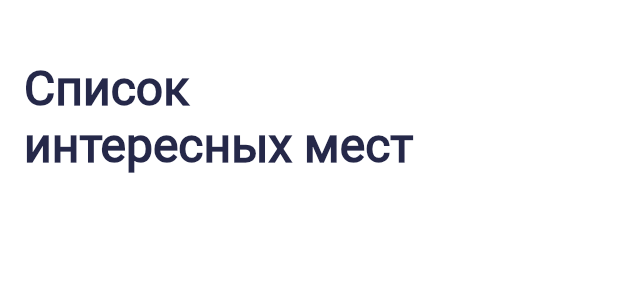
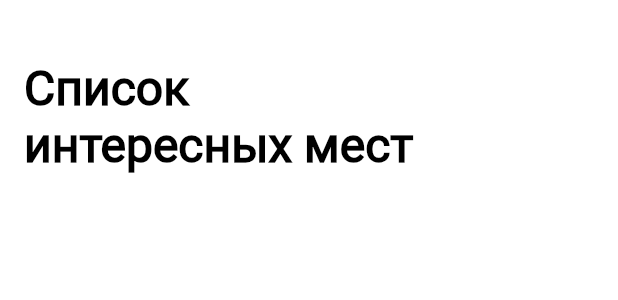
Before and after one commit to movchanmi-surf-flutter/homework1, a Flutter app: the MyAppBar widget shown alone on an empty page, opened directly, on a phone screen of 412 x 824 dp. Shown: the top 300 px of the screen. Run offline on Flutter 3.47's test engine with Material 2 defaults, Android fonts, the phone set to English and light mode, and no system bars; network calls fail.

Commit message:
'Features: HomeWork - added themes'

```diff
--- /dev/null
+++ b/lib/ui/screens/res/themes.dart
@@ -0,0 +1,118 @@
+import 'package:flutter/material.dart';
+
+abstract class AppThemes{
+  static ThemeData lightTheme = ThemeData(
+    backgroundColor: Color(0xFFF5F5F5), iconTheme: const IconThemeData(
+        color: Color(0xFF252849),
+      ),
+    progressIndicatorTheme: ProgressIndicatorThemeData(
+      color: Colors.black,
+    ),
+    appBarTheme: AppBarTheme(
+      color: Colors.white,
+      elevation: 0.0,
+      shadowColor: Colors.transparent,
+    ),
+    brightness: Brightness.light,
+    scaffoldBackgroundColor: Colors.white,
+      bottomNavigationBarTheme: const BottomNavigationBarThemeData(
+        selectedItemColor: Color(0xFF252849),
+        unselectedItemColor: Color(0xFF3B3E5B),
+      ),
+    tabBarTheme: TabBarTheme(
+      unselectedLabelColor: Color(0xFF7C7E92),
+      labelColor:  Color(0xFF3B3E5B),
+      labelStyle: TextStyle(
+        fontFamily: 'Roboto',
+        fontSize: 14,
+        fontWeight: FontWeight.w700,
+      ),
+    ),
+      textTheme: const TextTheme(
+          headline1: TextStyle(
+            color: Colors.black,
+            fontWeight: FontWeight.w700,
+            fontSize: 32,
+          ),
+          headline2: TextStyle(
+            color: Colors.black,
+            fontWeight: FontWeight.w700,
+            fontSize: 24,
+          ),
+          headline3: TextStyle(
+            color: Color(0xFF7C7E92),
+            fontSize: 14,
+            fontWeight: FontWeight.w700,
+          ),
+          headline4: TextStyle(
+            color: Color.fromRGBO(124, 126, 146, 0.56),
+            fontWeight: FontWeight.w400,
+            fontSize: 14,
+          ),
+          headline5: TextStyle(
+            color: Colors.black,
+            fontWeight: FontWeight.w400,
+            fontSize: 14,
+          )
+      ),
+    fontFamily: 'Roboto'
+  );
+
+  static ThemeData darkTheme = ThemeData(
+      backgroundColor: const Color(0xFF3B3F5B),
+    fontFamily: 'Roboto',
+      progressIndicatorTheme: const ProgressIndicatorThemeData(
+        color: Colors.white,
+      ),
+    brightness: Brightness.dark,
+    appBarTheme: const AppBarTheme(
+      color: Color(0xFF21222C),elevation:0.0,shadowColor: Colors.transparent
+    ),
+    scaffoldBackgroundColor: const Color(0xFF21222C),
+    iconTheme: const IconThemeData(
+      color: Colors.white,
+    ),
+    bottomNavigationBarTheme: BottomNavigationBarThemeData(
+      selectedItemColor: Colors.white,
+      unselectedItemColor: Colors.white.withOpacity(0.3),
+      backgroundColor: const Color(0xFF252849),
+    ),
+      textTheme: const TextTheme(
+        headline1: TextStyle(
+          color: Colors.white,
+          fontWeight: FontWeight.w700,
+          fontSize: 32,
+        ),
+        headline2: TextStyle(
+          color: Colors.white,
+          fontWeight: FontWeight.w700,
+          fontSize: 24,
+        ),
+        headline3: TextStyle(
+          color: Color(0xFF7C7E92),
+          fontSize: 14,
+          fontWeight: FontWeight.w700,
+        ),
+        headline4: TextStyle(
+          color: Color.fromRGBO(124, 126, 146, 0.56),
+          fontWeight: FontWeight.w400,
+          fontSize: 14,
+        ),
+        headline5: TextStyle(
+          color: Colors.white,
+          fontWeight: FontWeight.w400,
+          fontSize: 14,
+        )
+  ),
+
+    tabBarTheme: TabBarTheme(
+      unselectedLabelColor: Color(0xFF7C7E92),
+      labelColor: Colors.white,
+      labelStyle: TextStyle(
+        fontFamily: 'Roboto',
+        fontSize: 14,
+        fontWeight: FontWeight.w700,
+      ),
+    )
+  );
+}
--- a/lib/ui/screen/sight_list_screen.dart
+++ b/lib/ui/screens/sight_list_screen.dart
@@ -1,6 +1,6 @@
 import 'package:flutter/material.dart';
 import 'package:places/mocks.dart';
-import 'package:places/ui/screen/sight_card.dart';
+import 'package:places/ui/screens/sight_card.dart';
 
 class SightListScreen extends StatefulWidget {
   const SightListScreen({Key? key}) : super(key: key);
@@ -12,7 +12,6 @@ class SightListScreen extends StatefulWidget {
 class _SightListScreenState extends State<SightListScreen> {
   @override
   Widget build(BuildContext context) => Scaffold(
-        backgroundColor: Colors.white,
         // resizeToAvoidBottomInset: false,
         appBar: const MyAppBar(),
         body: SafeArea(
@@ -36,14 +35,9 @@ class MyAppBar extends StatelessWidget implements PreferredSizeWidget {
   Widget build(BuildContext context) => Container(
         constraints: BoxConstraints.tightFor(height: preferredSize.height),
         padding: const EdgeInsets.only(left: 16, top: 40),
-        child: const Text(
+        child: Text(
           'Список\nинтересных мест',
-          style: TextStyle(
-            fontFamily: 'Roboto',
-            fontSize: 32,
-            fontWeight: FontWeight.w700,
-            color: Color(0xFF252849),
-          ),
+          style: Theme.of(context).textTheme.headline1
         ),
       );
 
```
Also changed, not shown: lib/main.dart (+16 -20 lines), lib/ui/screens/sight_card.dart (renamed from lib/ui/screen/sight_card.dart, +8 -12 lines), lib/ui/screens/sight_details.dart (renamed from lib/ui/screen/sight_details.dart, +10 -32 lines), lib/ui/screens/visiting_screen.dart (renamed from lib/ui/screen/visiting_screen.dart, +6 -19 lines), assets/images/heart.png, assets/images/heart_filled.png.
